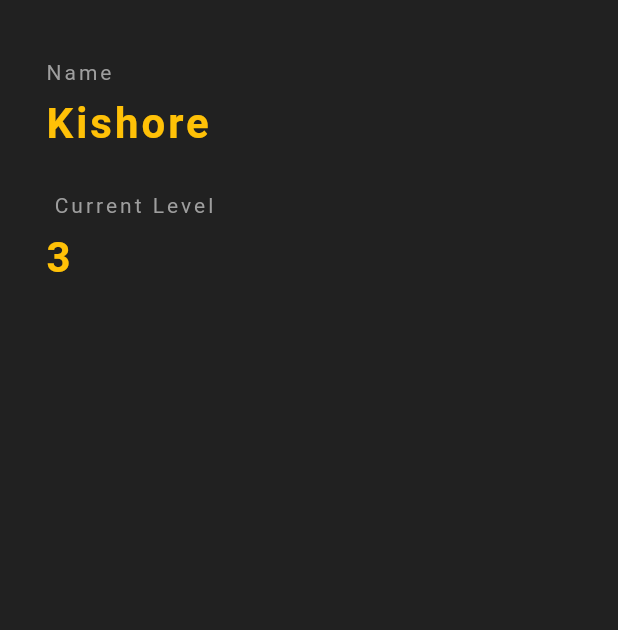
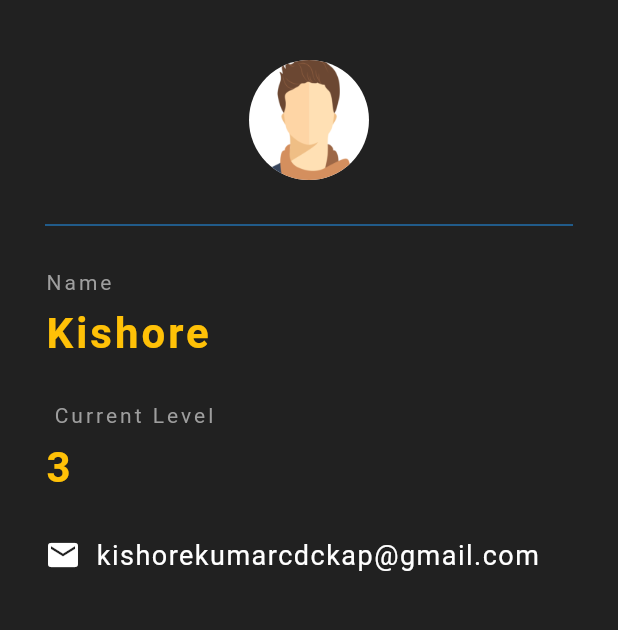
Before and after one commit to kishoreckd/Profile_id, a Flutter app: the screen it shows after launch, on a phone screen of 412 x 824 dp, the part 84-714 px from its top. Run offline on Flutter 3.47's test engine with Material 2 defaults, Android fonts, the phone set to English and light mode, and no system bars.

Commit message:
profile done using stateless wodgets

```diff
--- a/lib/main.dart
+++ b/lib/main.dart
@@ -19,6 +19,17 @@ class NinjaCard extends StatelessWidget {
         child: Column(
           crossAxisAlignment: CrossAxisAlignment.start,
           children: [
+            Center(
+                child: CircleAvatar(
+              backgroundImage: AssetImage('assets/avatar.png'),
+              backgroundColor: Colors.white,
+              radius: 40.0,
+            )
+            ),
+            Divider(
+              height: 60.0,
+              color: Colors.blue,
+            ),
             Text(
               'Name',
               style: TextStyle(color: Colors.grey, letterSpacing: 2.0),
@@ -47,7 +58,22 @@ class NinjaCard extends StatelessWidget {
                   fontWeight: FontWeight.bold),
             ),
             SizedBox(height: 30.0),
-            Row()
+            Row(
+              children: [
+                Icon(Icons.email, color: Colors.white),
+                SizedBox(
+                  width: 10.0,
+                ),
+                Text(
+                  'kishorekumarcdckap@gmail.com',
+                  style: TextStyle(
+                    color: Colors.white,
+                    fontSize: 18.0,
+                    letterSpacing: 1.0,
+                  ),
+                )
+              ],
+            )
           ],
         ),
       ),
--- a/pubspec.yaml
+++ b/pubspec.yaml
@@ -59,10 +59,8 @@ flutter:
   uses-material-design: true
 
   # To add assets to your application, add an assets section, like this:
-  # assets:
-  #   - images/a_dot_burr.jpeg
-  #   - images/a_dot_ham.jpeg
-
+  assets:
+    - assets/
   # An image asset can refer to one or more resolution-specific "variants", see
   # https://flutter.dev/assets-and-images/#resolution-aware
 
```
Also changed, not shown: assets/avatar.png (added).
